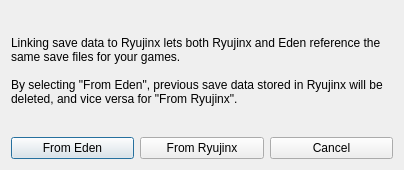
ReiKatari/STORM_EDEN, file src/yuzu/ryujinx_dialog.ui: the form before one commit.
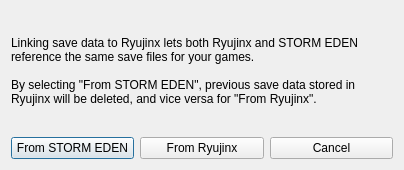
The form after the commit.

Commit message: STORM EDEN v3.2.2: Full NSZ/Tinfoil support, Addons Manager, Cyberpunk/Gothic themes, Update Checker & Bugfixes

Diff of the .ui file:
```diff
--- a/src/yuzu/ryujinx_dialog.ui
+++ b/src/yuzu/ryujinx_dialog.ui
@@ -23,9 +23,9 @@
       </sizepolicy>
      </property>
      <property name="text">
-      <string>Linking save data to Ryujinx lets both Ryujinx and Eden reference the same save files for your games.
+      <string>Linking save data to Ryujinx lets both Ryujinx and STORM EDEN reference the same save files for your games.
 
-By selecting &quot;From Eden&quot;, previous save data stored in Ryujinx will be deleted, and vice versa for &quot;From Ryujinx&quot;.</string>
+By selecting &quot;From STORM EDEN&quot;, previous save data stored in Ryujinx will be deleted, and vice versa for &quot;From Ryujinx&quot;.</string>
      </property>
      <property name="wordWrap">
       <bool>true</bool>
@@ -37,7 +37,7 @@
      <item>
       <widget class="QPushButton" name="eden">
        <property name="text">
-        <string>From Eden</string>
+        <string>From STORM EDEN</string>
        </property>
       </widget>
      </item>
```
The commit also changes 668 other files.
